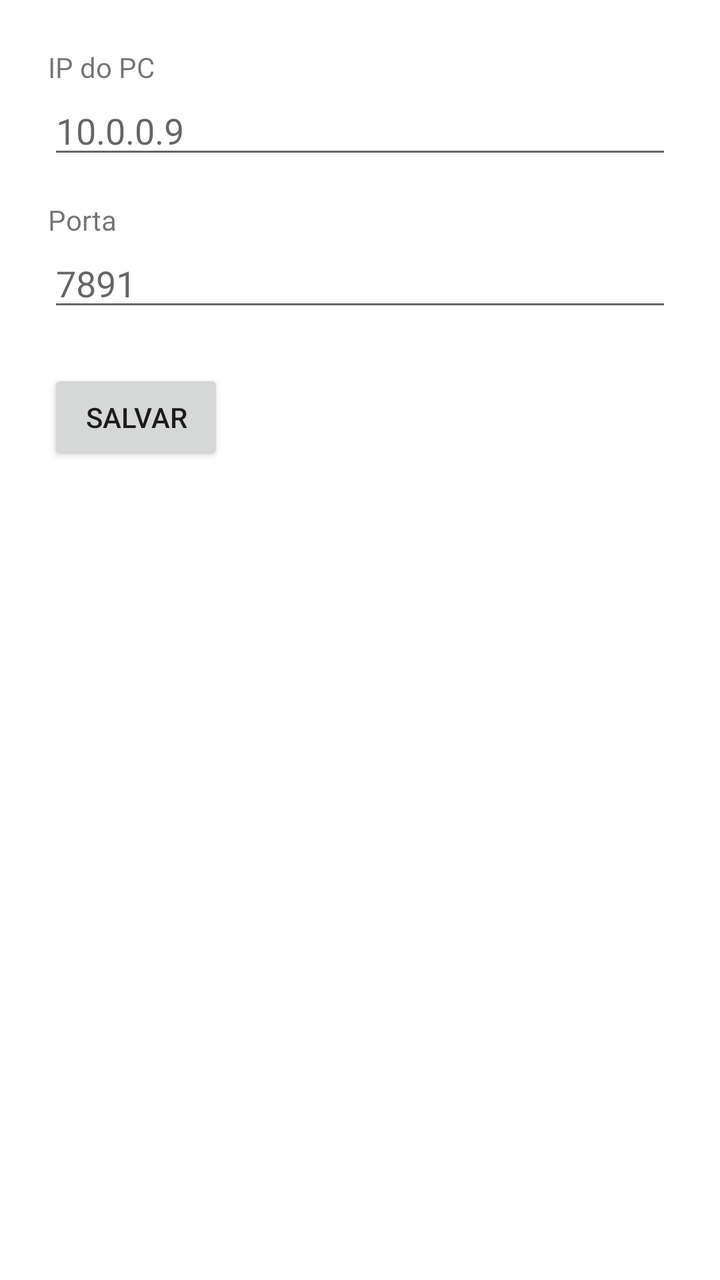
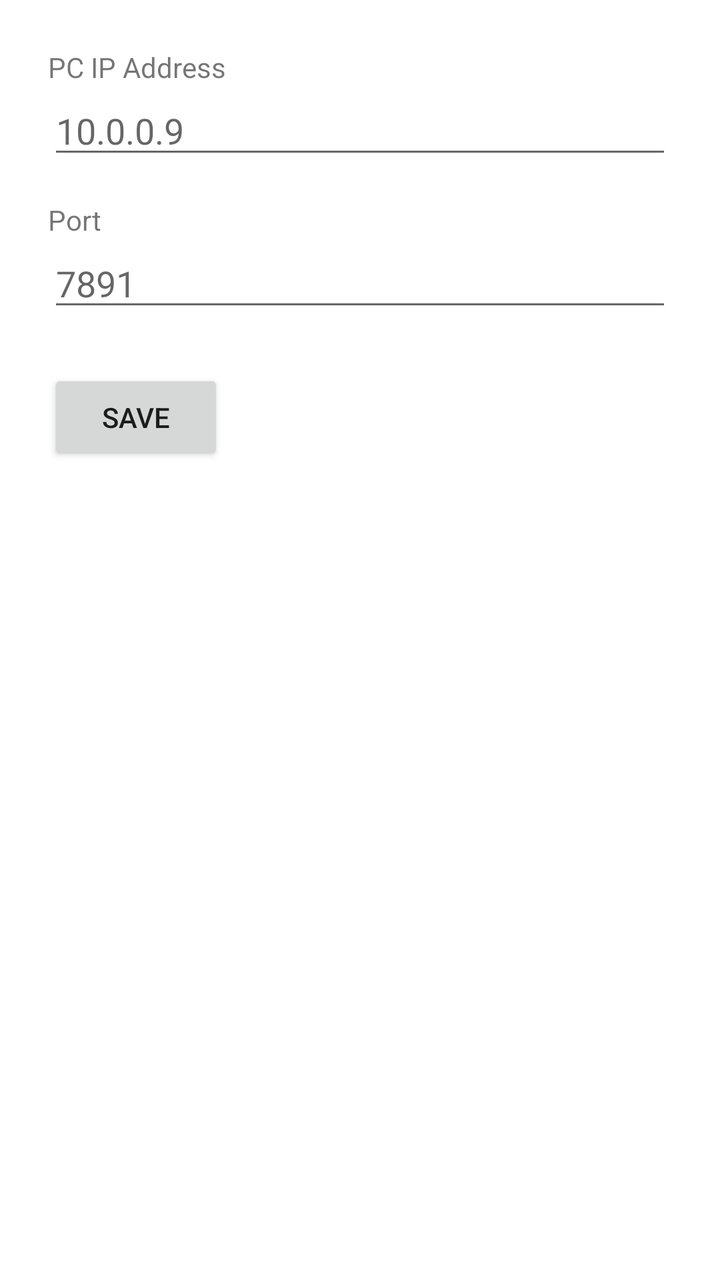

Compare the two renders of this Android layout. The source of the first and the diff that turns it into the second are given below.
<!-- AndroidManifest.xml: application theme Theme.CDCompanion -->
<!-- res/layout/activity_settings.xml -->
<?xml version="1.0" encoding="utf-8"?>
<LinearLayout xmlns:android="http://schemas.android.com/apk/res/android"
    android:layout_width="match_parent"
    android:layout_height="match_parent"
    android:orientation="vertical"
    android:padding="24dp">

    <TextView
        android:layout_width="wrap_content"
        android:layout_height="wrap_content"
        android:text="IP do PC"
        android:textSize="14sp" />

    <EditText
        android:id="@+id/et_host"
        android:layout_width="match_parent"
        android:layout_height="wrap_content"
        android:hint="10.0.0.9"
        android:inputType="text" />

    <TextView
        android:layout_width="wrap_content"
        android:layout_height="wrap_content"
        android:layout_marginTop="16dp"
        android:text="Porta"
        android:textSize="14sp" />

    <EditText
        android:id="@+id/et_port"
        android:layout_width="match_parent"
        android:layout_height="wrap_content"
        android:hint="7891"
        android:inputType="number" />

    <Button
        android:id="@+id/btn_save"
        android:layout_width="wrap_content"
        android:layout_height="wrap_content"
        android:layout_marginTop="24dp"
        android:text="Salvar" />

</LinearLayout>
<!-- resources referenced by this layout -->
<resources>
  <style name="Theme.CDCompanion" parent="Theme.MaterialComponents.DayNight.DarkActionBar">
          <item name="colorPrimary">@color/purple_500</item>
          <item name="colorPrimaryVariant">@color/purple_700</item>
          <item name="colorOnPrimary">@color/white</item>
      </style>
  <color name="purple_500">#FF6200EE</color>
  <color name="purple_700">#FF3700B3</color>
  <color name="white">#FFFFFFFF</color>
</resources>

<!-- the commit's change to res/layout/activity_settings.xml (unified diff, before → after) -->
@@ -8,7 +8,7 @@
     <TextView
         android:layout_width="wrap_content"
         android:layout_height="wrap_content"
-        android:text="IP do PC"
+        android:text="PC IP Address"
         android:textSize="14sp" />
 
     <EditText
@@ -22,7 +22,7 @@
         android:layout_width="wrap_content"
         android:layout_height="wrap_content"
         android:layout_marginTop="16dp"
-        android:text="Porta"
+        android:text="Port"
         android:textSize="14sp" />
 
     <EditText
@@ -37,6 +37,6 @@
         android:layout_width="wrap_content"
         android:layout_height="wrap_content"
         android:layout_marginTop="24dp"
-        android:text="Salvar" />
+        android:text="Save" />
 
 </LinearLayout>
